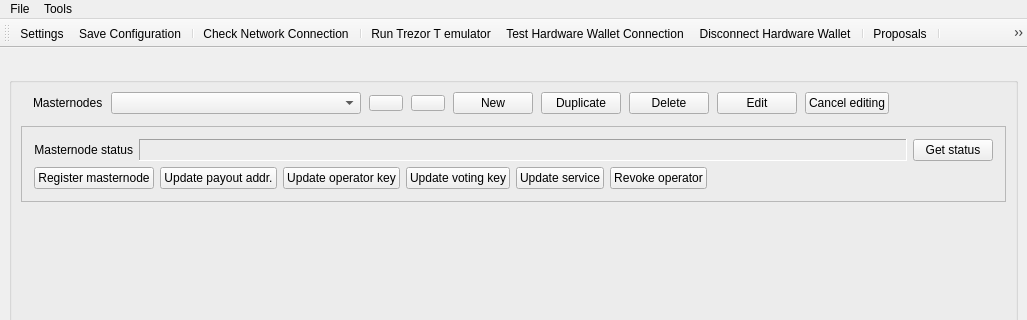
Bertrand256/dash-masternode-tool, file src/ui/ui_main_dlg.ui: the form before one commit; both pictures show x 0 to 1027 and y 0 to 320 of the 1027 by 499 pixel window.
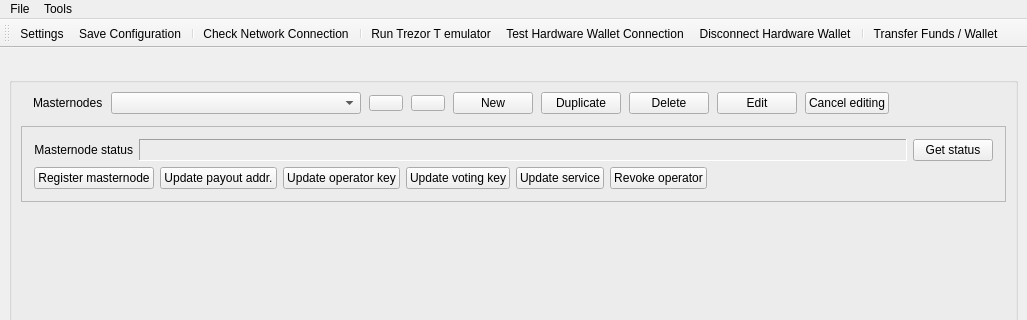
The form after the commit.

```diff
--- a/src/ui/ui_main_dlg.ui
+++ b/src/ui/ui_main_dlg.ui
@@ -583,8 +583,6 @@
    <addaction name="action_test_hw_connection"/>
    <addaction name="action_disconnect_hw"/>
    <addaction name="separator"/>
-   <addaction name="action_open_proposals_window"/>
-   <addaction name="separator"/>
    <addaction name="action_transfer_funds_for_any_address"/>
   </widget>
   <action name="action_transfer_funds_for_cur_mn">
@@ -661,14 +659,6 @@
     <enum>QAction::PreferencesRole</enum>
    </property>
   </action>
-  <action name="action_open_proposals_window">
-   <property name="text">
-    <string>Proposals</string>
-   </property>
-   <property name="toolTip">
-    <string>Proposals</string>
-   </property>
-  </action>
   <action name="action_test_hw_connection">
    <property name="text">
     <string>Test Hardware Wallet Connection</string>
```
